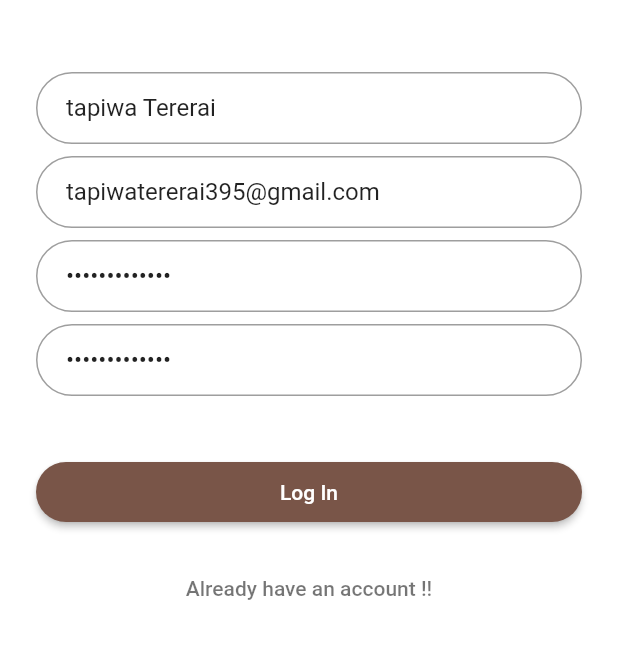
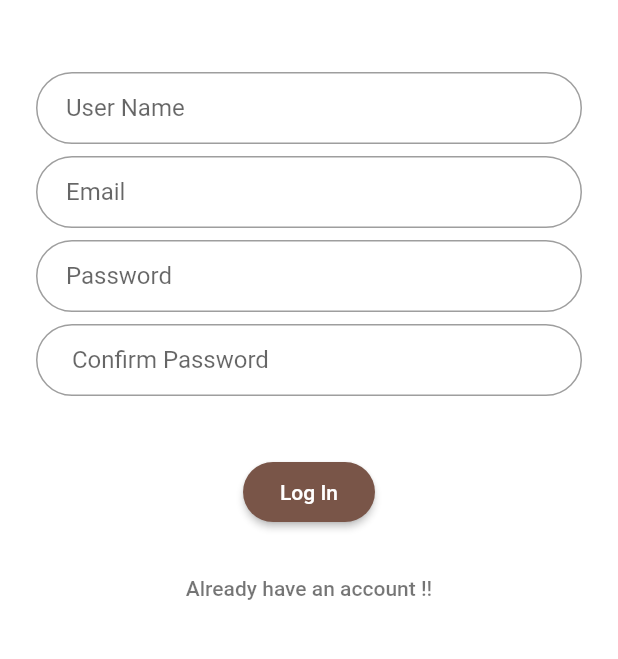
Before and after one commit to Terryo10/tapiwa_app, a Flutter app: the Register screen opened directly, on a phone screen of 412 x 824 dp, the part 378-1037 px from its top. Run offline on Flutter 3.47's test engine with Material 2 defaults, Android fonts, the phone set to English and light mode, and no system bars; our stand-ins replace shared_preferences; accounts and stored records are empty.

Commit message:
added login and reg logic

```diff
--- /dev/null
+++ b/lib/models/user.dart
@@ -0,0 +1,30 @@
+class UserRegistrationModel{
+
+  String _name;
+  String _email;
+  String _password;
+  String _confirm_password;
+
+  UserRegistrationModel(this._name, this._email, this._password,
+      this._confirm_password);
+
+
+  UserRegistrationModel.map(dynamic obj) {
+    this._email = obj["email"];
+    this._password = obj["password"];
+  }
+
+  String get name => _name;
+  String get email => _email;
+  String get password => _password;
+  String get confirm_password => _confirm_password;
+
+
+  Map<String, dynamic> toMap() {
+    var map = new Map<String, dynamic>();
+    map["email"] = _email;
+    map["password"] = _password;
+
+    return map;
+  }
+}
--- a/lib/ui/register.dart
+++ b/lib/ui/register.dart
@@ -1,18 +1,30 @@
 import 'package:flutter/material.dart';
 import 'package:tapiwa_app/ui/login.dart';
+import 'package:tapiwa_app/utils/auth.dart';
 
-class Register extends StatefulWidget{
+class Register extends StatefulWidget {
   @override
-  State<StatefulWidget> createState() {
-    // TODO: implement createState
-    return RegisterState();
-  }
+  State<StatefulWidget> createState() => RegisterState();
 }
 
-class RegisterState extends State<Register>{
+class RegisterState extends State<Register> {
+  bool isLoading = false;
+  final auth = new Auth();
+  final _formKey = GlobalKey<FormState>();
+
+  bool isEmailValid(email){
+    bool emailValid = RegExp(r"^[a-zA-Z0-9.a-zA-Z0-9.!#$%&'*+-/=?^_`{|}~]+@[a-zA-Z0-9]+\.[a-zA-Z]+").hasMatch(email);
+    return !emailValid;
+  }
+
   @override
   Widget build(BuildContext context) {
     // TODO: implement build
+    TextEditingController emailController = new TextEditingController();
+    TextEditingController nameController = new TextEditingController();
+    TextEditingController passwordController = new TextEditingController();
+    TextEditingController confirmPasswordController =
+        new TextEditingController();
 
     final logo = Hero(
       tag: 'hero',
@@ -24,73 +36,111 @@ class RegisterState extends State<Register>{
     );
 
     final Username = TextFormField(
-      keyboardType: TextInputType.emailAddress,
+      keyboardType: TextInputType.text,
       autofocus: false,
-      initialValue: 'tapiwa Tererai',
+      controller: nameController,
       decoration: InputDecoration(
         hintText: 'User Name',
         contentPadding: EdgeInsets.fromLTRB(20.0, 10.0, 20.0, 10.0),
         border: OutlineInputBorder(borderRadius: BorderRadius.circular(32.0)),
       ),
+      validator: (value) {
+        if (value.isEmpty || value.length < 3) {
+          return 'Please enter valid name';
+        }
+        return null;
+      },
     );
 
     final email = TextFormField(
       keyboardType: TextInputType.emailAddress,
       autofocus: false,
-      initialValue: 'tapiwatererai395@gmail.com',
+      controller: emailController,
       decoration: InputDecoration(
         hintText: 'Email',
         contentPadding: EdgeInsets.fromLTRB(20.0, 10.0, 20.0, 10.0),
         border: OutlineInputBorder(borderRadius: BorderRadius.circular(32.0)),
       ),
+      validator: (value) {
+        if (isEmailValid(value) || value.isEmpty) {
+          return 'Please enter valid email';
+        }
+        return null;
+      },
     );
 
     final password = TextFormField(
       autofocus: false,
-      initialValue: 'some password',
+      controller: passwordController,
       obscureText: true,
       decoration: InputDecoration(
         hintText: 'Password',
         contentPadding: EdgeInsets.fromLTRB(20.0, 10.0, 20.0, 10.0),
         border: OutlineInputBorder(borderRadius: BorderRadius.circular(32.0)),
       ),
+      validator: (value) {
+        if (value.isEmpty || value.length < 6) {
+          return 'Your Password must be more than 6 chars';
+        }
+        return null;
+      },
     );
 
     final confirm_password = TextFormField(
       autofocus: false,
-      initialValue: 'some password',
+      controller: confirmPasswordController,
       obscureText: true,
       decoration: InputDecoration(
         hintText: ' Confirm Password',
         contentPadding: EdgeInsets.fromLTRB(20.0, 10.0, 20.0, 10.0),
         border: OutlineInputBorder(borderRadius: BorderRadius.circular(32.0)),
       ),
+      validator: (value) {
+        if (value.isEmpty || value.length < 3) {
+          return 'Your Password must be more than 6 chars';
+        }else if(value != passwordController.text){
+          return 'your credentials dont match';
+        }
+        return null;
+      },
     );
 
-    final RegisterButton = Padding(
+    final RegisterButton = !isLoading
+        ? Padding(
             padding: EdgeInsets.symmetric(vertical: 16.0),
             child: RaisedButton(
               shape: RoundedRectangleBorder(
                 borderRadius: BorderRadius.circular(24),
               ),
               onPressed: () {
-//          Navigator.of(context).pushNamed(null);
+                if (_formKey.currentState.validate()) {
+                  print('loading');
+                  setState(() {
+                    isLoading = true;
+                  });
+                  auth.register(emailController.text, passwordController.text,
+                      nameController.text, confirmPasswordController.text);
+
+                }
               },
               padding: EdgeInsets.all(12),
               color: Colors.brown,
               child: Text('Log In', style: TextStyle(color: Colors.white)),
+            ))
+        : Center(
+            child: CircularProgressIndicator(
+              backgroundColor: Colors.cyan,
+              strokeWidth: 5,
             ),
           );
-
-
 
     final signinLabel = FlatButton(
       child: Text(
         'Already have an account !!',
         style: TextStyle(color: Colors.black54),
       ),
-      onPressed: ()=>Navigator.of(context).push(new MaterialPageRoute(
-          builder: (context) => new Login())),
+      onPressed: () => Navigator.of(context)
+          .push(new MaterialPageRoute(builder: (context) => new Login())),
     );
 
     return new Scaffold(
@@ -102,6 +152,10 @@ class RegisterState extends State<Register>{
           children: <Widget>[
             logo,
             SizedBox(height: 48.0),
+            Form(
+              key: _formKey,
+              child: Column(
+                children: <Widget>[
                   Username,
                   SizedBox(height: 8.0),
                   email,
@@ -114,8 +168,10 @@ class RegisterState extends State<Register>{
                   signinLabel
                 ],
               ),
+            )
+          ],
+        ),
       ),
     );
   }
-
 }
--- /dev/null
+++ b/lib/utils/auth.dart
@@ -0,0 +1,52 @@
+//import 'package:flutter/material.dart';
+import 'dart:io';
+
+import 'package:http/http.dart' as http;
+import 'dart:convert' as convert;
+import 'package:shared_preferences/shared_preferences.dart';
+
+class Auth {
+  String username;
+  String password;
+  String name;
+  String confirmPassword;
+
+  String base_url = "http://192.168.100.18:5000";
+
+  void register(String username, String password, String name,
+      String confirmPassword) async {
+    var response = await http.post(base_url + '/api/register', body: {
+      'email': username,
+      'name': name,
+      'password': password,
+      'confirm_password': confirmPassword
+    });
+    if (response.statusCode == 200) {
+      var jsonResponse = convert.jsonDecode(response.body);
+      print(jsonResponse);
+    } else {
+      print('Error occured' + response.statusCode.toString());
+    }
+  }
+
+  void login(String username, String password) async {
+    var response = await http.post(base_url + '/api/login', headers: {
+      'Accept': 'application/json',
+
+    }, body: {
+      'username': username,
+      'password': password,
+
+    });
+
+    print(response.body.toString());
+    if (response.statusCode == 200) {
+      var jsonResponse = convert.jsonDecode(response.body);
+      SharedPreferences prefs = await SharedPreferences.getInstance();
+      await prefs.setInt('token', jsonResponse.access_token);
+      print(jsonResponse);
+    } else {
+      print('Error occured ' + response.body.toString());
+    }
+  }
+}
```
Also changed, not shown: lib/authentication/LoginClient.dart (added, +71 -0 lines), lib/models/LoginResponseModel.dart (added, +36 -0 lines), lib/storage/SharedPreferenceManager.dart (added, +75 -0 lines), lib/ui/components/drawer.dart (+10 -0 lines), lib/ui/login.dart (+72 -13 lines), lib/ui/product_details.dart (added, +148 -0 lines), lib/ui/selectGateway.dart (added, +19 -0 lines), lib/utils/LoginUtil.dart (added, +19 -0 lines), lib/utils/network_util.dart (added, +41 -0 lines), pubspec.yaml (+9 -0 lines), assets/icon/icon.png (added), lib/utils/rest_datasource.dart (added), lib/utils/routes.dart (added), pubspec.lock, 27 other files. Lines whose indentation alone changed are shown as unchanged.
